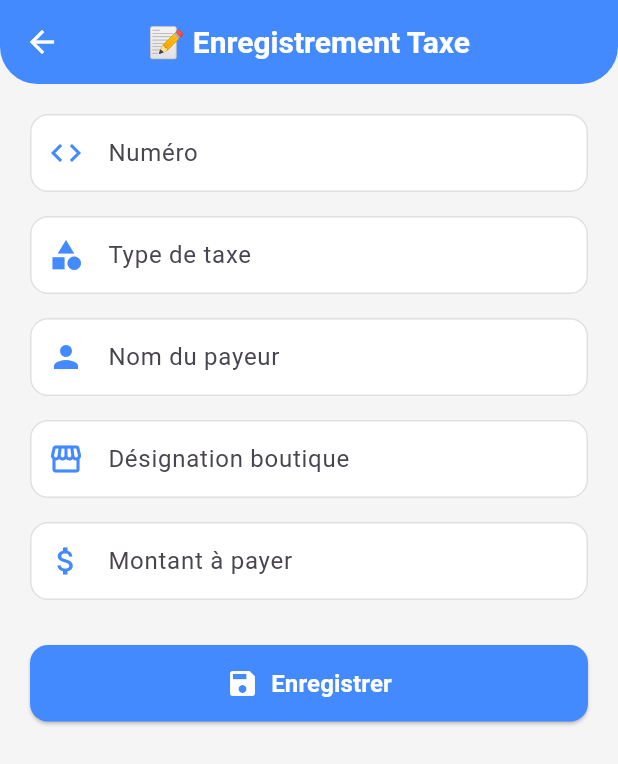
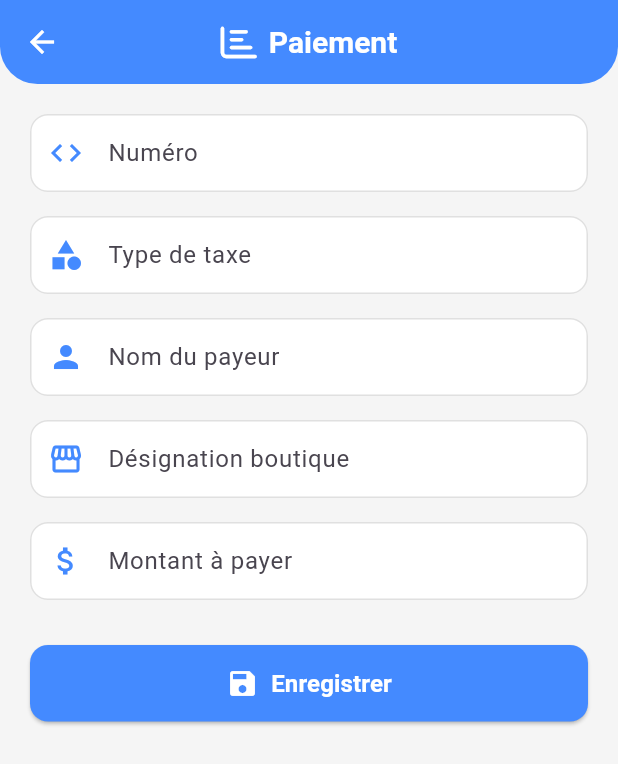
Before and after one commit to danychibox/tax_collect, a Flutter app: the screen it shows after launch, after a tap on "enregistrer", on a phone screen of 412 x 824 dp. Shown: the top 764 px of the screen. Run offline on Flutter 3.47's test engine with Material 3 defaults, Android fonts, the phone set to English and light mode, and no system bars; our stand-ins replace font_awesome_flutter, sqflite; accounts and stored records are empty.

Commit message:
modification de texete et du style en general

```diff
--- a/lib/screens/data_screen.dart
+++ b/lib/screens/data_screen.dart
@@ -2,6 +2,7 @@ import 'package:flutter/material.dart';
 import 'package:tax_collect/screens/success_screen.dart';
 import '../database/database_helper.dart';
 import '../models/tax_data.dart';
+import 'package:font_awesome_flutter/font_awesome_flutter.dart';
 
 class DataScreen extends StatefulWidget {
   // final String qrCodeId;
@@ -31,10 +32,18 @@ class _DataScreenState extends State<DataScreen> {
         shape: const RoundedRectangleBorder(
           borderRadius: BorderRadius.vertical(bottom: Radius.circular(25)),
         ),
-        title: const Text(
-          "📝 Enregistrement Taxe",
-          style: TextStyle(fontWeight: FontWeight.bold, fontSize: 20),
-        ),
+
+title: Row(
+  mainAxisSize: MainAxisSize.min,
+  children: [
+    FaIcon(FontAwesomeIcons.chartBar, color: Colors.white),
+    SizedBox(width: 8),
+    Text(
+      "Paiement",
+      style: TextStyle(fontWeight: FontWeight.bold, fontSize: 20),
+    ),
+  ],
+),
         centerTitle: true,
       ),
       body: SingleChildScrollView(
--- a/lib/screens/home_screen.dart
+++ b/lib/screens/home_screen.dart
@@ -1,4 +1,5 @@
 import 'package:flutter/material.dart';
+import 'package:font_awesome_flutter/font_awesome_flutter.dart';
 import 'package:tax_collect/screens/data_screen.dart';
 // import 'scan_screen.dart';
 import '../database/database_helper.dart';
@@ -35,13 +36,17 @@ class _HomeScreenState extends State<HomeScreen> {
         shape: const RoundedRectangleBorder(
           borderRadius: BorderRadius.vertical(bottom: Radius.circular(25)),
         ),
-        title: const Text(
-          '📊 Gestion Taxes',
-          style: TextStyle(
-            fontWeight: FontWeight.bold,
-            fontSize: 20,
-          ),
-        ),
+      title: Row(
+  mainAxisSize: MainAxisSize.min,
+  children: [
+    FaIcon(FontAwesomeIcons.chartBar, color: Colors.white),
+    SizedBox(width: 8),
+    Text(
+      "Taxe collecte Beni",
+      style: TextStyle(fontWeight: FontWeight.bold, fontSize: 20),
+    ),
+  ],
+),
         centerTitle: true,
         actions: [
           IconButton(
--- a/pubspec.yaml
+++ b/pubspec.yaml
@@ -39,7 +39,7 @@ dependencies:
   pdf: ^3.10.1
   printing: ^5.9.1
   mobile_scanner: ^7.0.1
-
+  font_awesome_flutter: ^10.5.0
   # The following adds the Cupertino Icons font to your application.
   # Use with the CupertinoIcons class for iOS style icons.
   cupertino_icons: ^1.0.8
```
Also changed, not shown: pubspec.lock.
